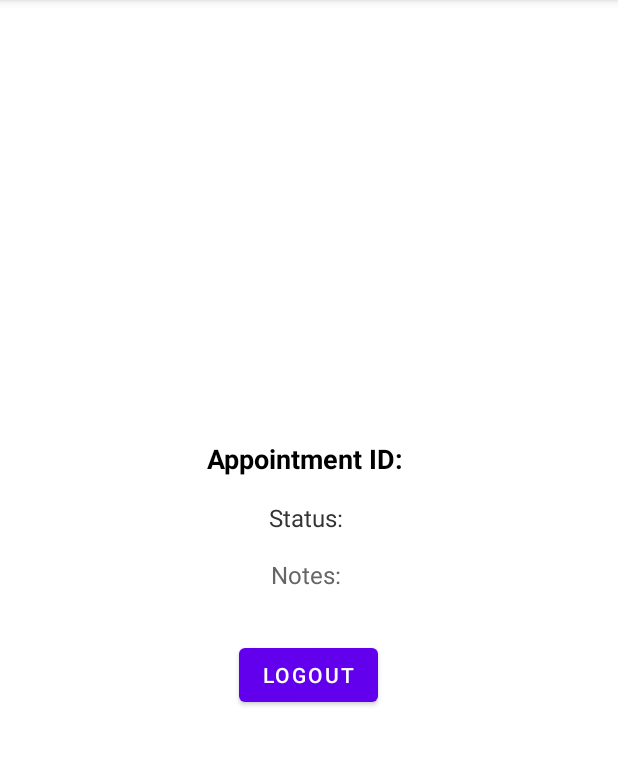
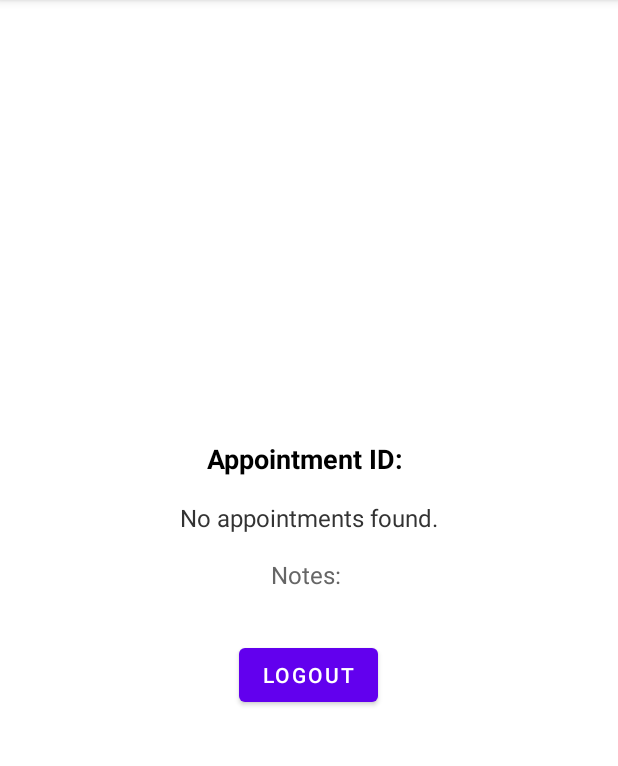
Before and after one commit to dympasgran/RepairBooking, an Android app: the TrackRepairActivity screen opened directly, with no data from a screen before it, on a phone screen of 412 x 824 dp, the part 84-850 px from its top. Run offline under Robolectric (Android 15) with nearby library versions, the phone set to English and light mode, and no system bars; our stand-ins replace Firebase (no records; nobody signed in at launch, a user with empty details on screens opened directly).

Commit message:
Android Repair Booking App - Tracking Feature Added

```diff
--- a/app/src/main/java/com/example/repairbooking/TrackRepairActivity.java
+++ b/app/src/main/java/com/example/repairbooking/TrackRepairActivity.java
@@ -1,11 +1,9 @@
 package com.example.repairbooking;
 
-import android.content.Intent;
 import android.os.Bundle;
-import android.widget.Button;
 import android.widget.TextView;
-import android.widget.Toast;
 
+import androidx.annotation.Nullable;
 import androidx.appcompat.app.AppCompatActivity;
 
 import com.google.firebase.auth.FirebaseAuth;
@@ -13,58 +11,32 @@ import com.google.firebase.firestore.FirebaseFirestore;
 
 public class TrackRepairActivity extends AppCompatActivity {
 
-    private TextView appointmentIdTextView, statusTextView, notesTextView;
-    private Button logoutButton;
-    private FirebaseFirestore firestore;
-    private FirebaseAuth auth;
+    private TextView statusTextView;
+    private FirebaseFirestore db;
+    private FirebaseAuth mAuth;
 
     @Override
-    protected void onCreate(Bundle savedInstanceState) {
+    protected void onCreate(@Nullable Bundle savedInstanceState) {
         super.onCreate(savedInstanceState);
         setContentView(R.layout.activity_track_repair);
 
-        // Initialize Firebase
-        firestore = FirebaseFirestore.getInstance();
-        auth = FirebaseAuth.getInstance();
+        statusTextView = findViewById(R.id.statusTextView);
+        db = FirebaseFirestore.getInstance();
+        mAuth = FirebaseAuth.getInstance();
 
-        // Bind views
-        appointmentIdTextView = findViewById(R.id.appointmentIdTextView);
-        statusTextView = findViewById(R.id.statusTextView);
-        notesTextView = findViewById(R.id.notesTextView);
-        logoutButton = findViewById(R.id.logoutButton);
+        String uid = mAuth.getCurrentUser().getUid();
 
-        // Get appointment ID from intent
-        String appointmentId = getIntent().getStringExtra("appointmentId");
-
-        if (appointmentId != null && !appointmentId.isEmpty()) {
-            appointmentIdTextView.setText("Appointment ID: " + appointmentId);
-            loadRepairStatus(appointmentId);
-        } else {
-            Toast.makeText(this, "No appointment ID provided", Toast.LENGTH_SHORT).show();
-        }
-
-        // Logout logic
-        logoutButton.setOnClickListener(v -> {
-            auth.signOut();
-            startActivity(new Intent(TrackRepairActivity.this, LoginActivity.class));
-            finish();
-        });
-    }
-
-    private void loadRepairStatus(String appointmentId) {
-        firestore.collection("appointments").document(appointmentId)
+        db.collection("appointments")
+                .whereEqualTo("userId", uid)
                 .get()
-                .addOnSuccessListener(documentSnapshot -> {
-                    if (documentSnapshot.exists()) {
-                        String status = documentSnapshot.getString("status");
-                        String notes = documentSnapshot.getString("technicianNotes");
-
-                        statusTextView.setText("Status: " + (status != null ? status : "Pending"));
-                        notesTextView.setText("Notes: " + (notes != null ? notes : "No updates yet."));
+                .addOnSuccessListener(queryDocumentSnapshots -> {
+                    if (!queryDocumentSnapshots.isEmpty()) {
+                        String status = queryDocumentSnapshots.getDocuments().get(0).getString("status");
+                        statusTextView.setText("Current Status: " + status);
                     } else {
-                        Toast.makeText(this, "Appointment not found", Toast.LENGTH_SHORT).show();
+                        statusTextView.setText("No appointments found.");
                     }
                 })
-                .addOnFailureListener(e -> Toast.makeText(this, "Failed to load repair info: " + e.getMessage(), Toast.LENGTH_SHORT).show());
+                .addOnFailureListener(e -> statusTextView.setText("Error: " + e.getMessage()));
     }
 }
```
Also changed, not shown: app/src/main/java/com/example/repairbooking/AdminUserAdapter.java (+36 -2 lines), app/src/main/java/com/example/repairbooking/TechnicianDashboardActivity.java (+8 -1 lines), app/src/main/java/com/example/repairbooking/TechnicianUpdateActivity.java (added, +66 -0 lines), app/src/main/res/layout/activity_technician_update.xml (added, +41 -0 lines), app/src/main/res/values/strings.xml (+9 -0 lines).
